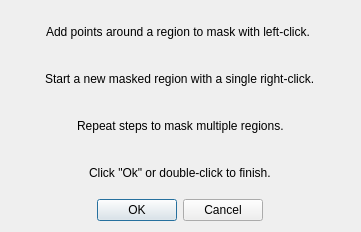
Qt form hexrdgui/resources/ui/hand_drawn_mask_dialog.ui (HEXRD/hexrdgui) before a commit.
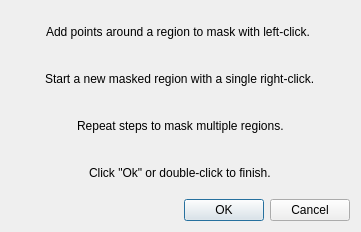
The same form after that commit.

Commit message: Add help buttons to the masking dialogs

```diff
--- a/hexrdgui/resources/ui/hand_drawn_mask_dialog.ui
+++ b/hexrdgui/resources/ui/hand_drawn_mask_dialog.ui
@@ -42,7 +42,7 @@
      </property>
     </widget>
    </item>
-   <item alignment="Qt::AlignHCenter">
+   <item>
     <widget class="QDialogButtonBox" name="buttonBox">
      <property name="orientation">
       <enum>Qt::Horizontal</enum>
```
The commit also changes 7 other files.
